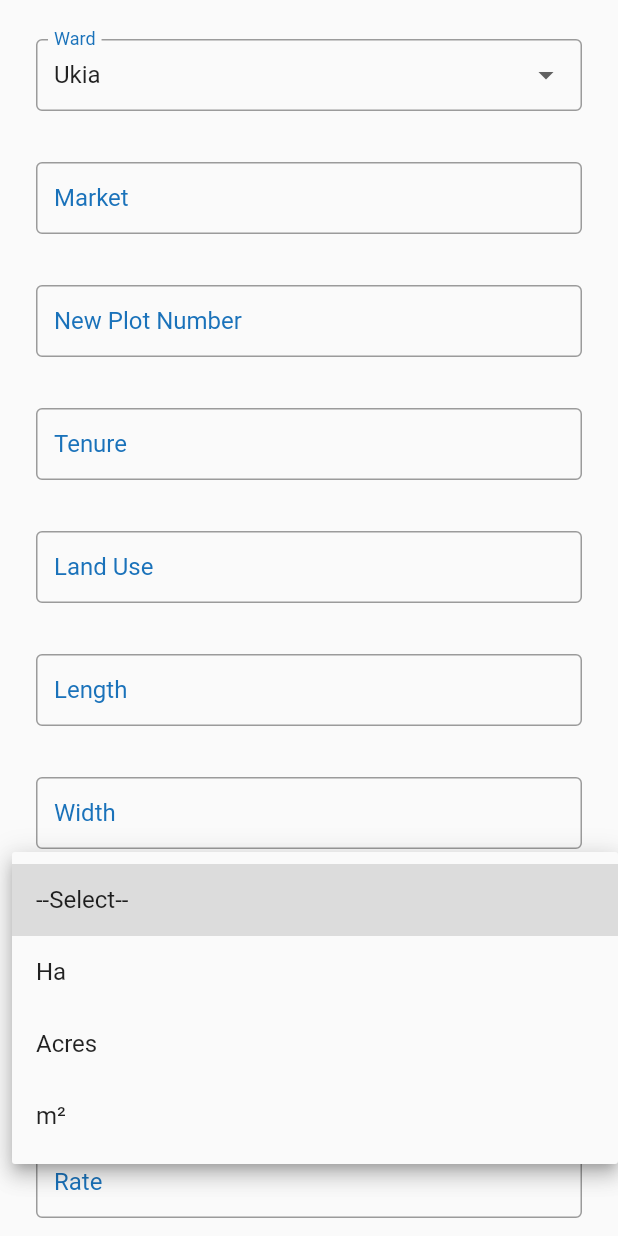
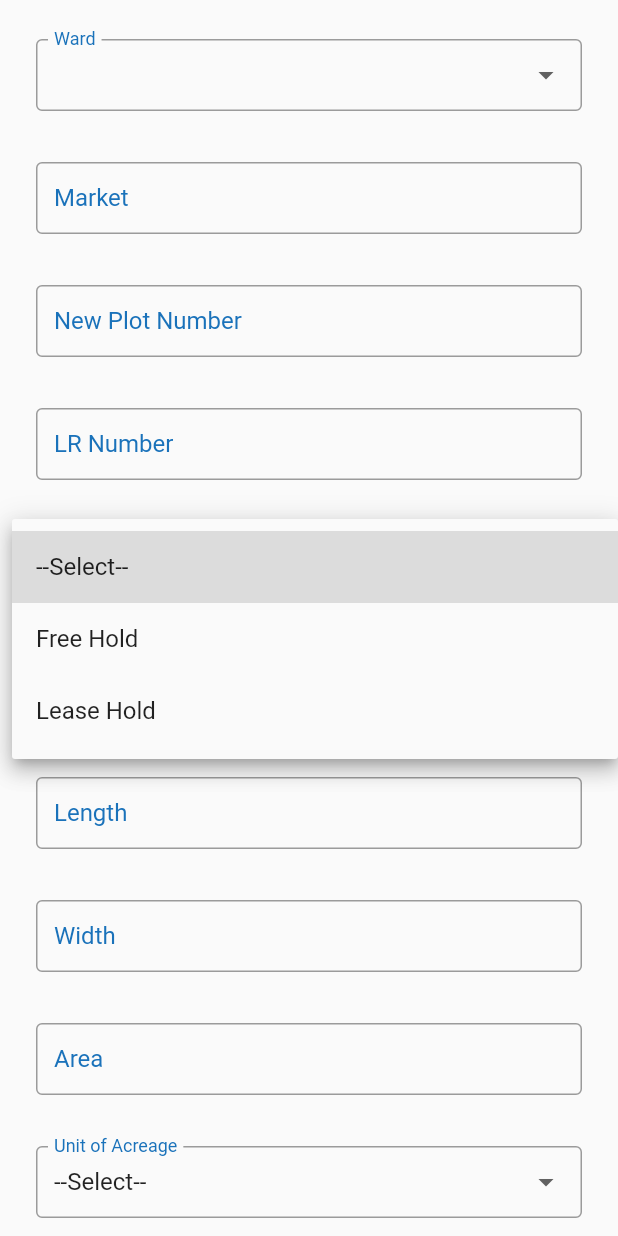
Before and after one commit to Muhoti/FSD-Makueni-Mobile-App, a Flutter app: the ValuationForm screen opened directly, scrolled down 576 dp, after a tap on "--Select--", on a phone screen of 412 x 824 dp. Run offline on Flutter 3.47's test engine with Material 2 defaults, Android fonts, the phone set to English and light mode, and no system bars; our stand-ins replace charts_flutter, email_validator, fl_chart, flutter_secure_storage, fluttertoast, geolocator and 3 more; missing offline and left inert: dart:ffi; accounts and stored records are empty.

Commit message:
almsot complete

```diff
--- a/lib/Pages/Home.dart
+++ b/lib/Pages/Home.dart
@@ -53,6 +53,7 @@ class _HomeState extends State<Home> {
 
     setState(() {
       username = decoded["Name"];
+      storage.write(key: "UserName", value: username);
     });
 
     getStats(username);
--- a/lib/Pages/ValuationForm.dart
+++ b/lib/Pages/ValuationForm.dart
@@ -25,6 +25,7 @@ class ValuationForm extends StatefulWidget {
 
 class _ValuationFormState extends State<ValuationForm> {
   var subc = {
+    "-Select SubCounty-": [""],
     "Kaiti": ["Ukia", "Kee", "Kilungu", "Ilima"],
     "Kathonzweni": ["Manga", "Kemera", "Magombo"],
     "Kibwezi East": [
@@ -65,6 +66,7 @@ class _ValuationFormState extends State<ValuationForm> {
   String ward = '';
   String market = '';
   String newPlotNo = '';
+  String lrno = '';
   String tenure = '';
   String landuse = '';
   String length = '';
@@ -77,6 +79,7 @@ class _ValuationFormState extends State<ValuationForm> {
   String propertyId = '';
   String error = '';
   String? editing = '';
+  String username = 'username';
   var isLoading;
 
   final storage = const FlutterSecureStorage();
@@ -93,7 +96,8 @@ class _ValuationFormState extends State<ValuationForm> {
 
   @override
   void initState() {
-    getData();
+    isEditing();
+
     setState(() {
       var v = subc.keys.toList()[0];
       subcounty = v;
@@ -108,18 +112,28 @@ class _ValuationFormState extends State<ValuationForm> {
     _scaffoldKey.currentState?.openDrawer();
   }
 
+  isEditing() async {
+    editing = await storage.read(key: "EDITING");
+    if (editing == "TRUE") {
+      getData();
+    } else {}
+  }
+
   getData() async {
+    var username1 = await storage.read(key: "UserName");
+    username = username1.toString();
+    print("user is $username");
+    setState(() {
+      isLoading = LoadingAnimationWidget.staggeredDotsWave(
+        color: const Color.fromARGB(255, 26, 114, 186),
+        size: 100,
+      );
+    });
+
     try {
       var plotNo = await storage.read(key: "NewPlotNumber");
+
       print("valuation id is $plotNo");
-
-      if (plotNo != null) {
-        storage.write(key: "EDITING", value: "TRUE");
-      } else {
-        storage.write(key: "EDITING", value: "FALSE");
-      }
-
-      editing = await storage.read(key: "EDITING");
 
       print("editing is $editing");
 
@@ -142,6 +156,7 @@ class _ValuationFormState extends State<ValuationForm> {
         subcounty = data[0]["SubCounty"];
         ward = data[0]["Ward"];
         market = data[0]["Market"];
+        lrno = data[0]["LR_Number"]!;
         tenure = data[0]["Tenure"];
         landuse = data[0]["LandUse"];
         length = data[0]["Length"];
@@ -152,6 +167,7 @@ class _ValuationFormState extends State<ValuationForm> {
         sitevalue = data[0]["SiteValue"];
         parcelNo = data[0]["ParcelNo"];
         propertyId = data[0]["PropertyID"];
+        isLoading = null;
       });
 
       print("my datas is $data");
@@ -272,6 +288,9 @@ class _ValuationFormState extends State<ValuationForm> {
                 const SizedBox(
                   height: 10,
                 ),
+                Center(
+                  child: isLoading ?? const SizedBox(),
+                ),
                 MyTextInput(
                   title: 'National ID',
                   lines: 1,
@@ -354,16 +373,28 @@ class _ValuationFormState extends State<ValuationForm> {
                   height: 10,
                 ),
                 MyTextInput(
-                  title: 'Tenure',
+                  title: 'LR Number',
                   lines: 1,
-                  value: tenure,
-                  type: TextInputType.number,
+                  value: lrno,
+                  type: TextInputType.text,
                   onSubmit: (value) {
                     setState(() {
-                      tenure = value;
+                      lrno = value;
                     });
                   },
                 ),
+                const SizedBox(
+                  height: 10,
+                ),
+                MySelectInput(
+                    label: "Tenure",
+                    onSubmit: (value) {
+                      setState(() {
+                        tenure = value;
+                      });
+                    },
+                    entries: const ["--Select--", "Free Hold", "Lease Hold"],
+                    value: tenure),
                 const SizedBox(
                   height: 10,
                 ),
@@ -511,6 +542,7 @@ class _ValuationFormState extends State<ValuationForm> {
                           subcounty,
                           ward,
                           market,
+                          lrno,
                           newPlotNo,
                           tenure,
                           landuse,
@@ -521,7 +553,8 @@ class _ValuationFormState extends State<ValuationForm> {
                           rate,
                           sitevalue,
                           parcelNo,
-                          propertyId);
+                          propertyId,
+                          username!);
                       setState(() {
                         isLoading = null;
                         if (res.error == null) {
@@ -555,6 +588,7 @@ Future<Message> submitData(
     String ward,
     String market,
     String plotNo,
+    String lrno,
     String tenure,
     String landuse,
     String length,
@@ -564,7 +598,8 @@ Future<Message> submitData(
     String rate,
     String sitevalue,
     String parcelNo,
-    String propertyId) async {
+    String propertyId,
+    String username) async {
   if (name.isEmpty ||
       nationalId.isEmpty ||
       phone.isEmpty ||
@@ -611,6 +646,7 @@ Future<Message> submitData(
           'Phone': phone,
           'NationalID': nationalId,
           'Email': email,
+          'LR_Number': lrno,
           'NewPlotNumber': plotNo,
           'Tenure': tenure,
           'Longitude': long,
@@ -623,7 +659,8 @@ Future<Message> submitData(
           'Rate': rate,
           'SiteValue': sitevalue,
           'ParcelNo': parcelNo,
-          'PropertyID': propertyId
+          'PropertyID': propertyId,
+          'FieldOfficer': username
         }),
       );
       if (response.statusCode == 200 || response.statusCode == 203) {
```
Also changed, not shown: lib/Components/MyMap.dart (+19 -24 lines), lib/Components/PlotDetailsDialog.dart (+21 -7 lines), lib/Components/SearchPlotDetailsDialog.dart (+4 -3 lines).
